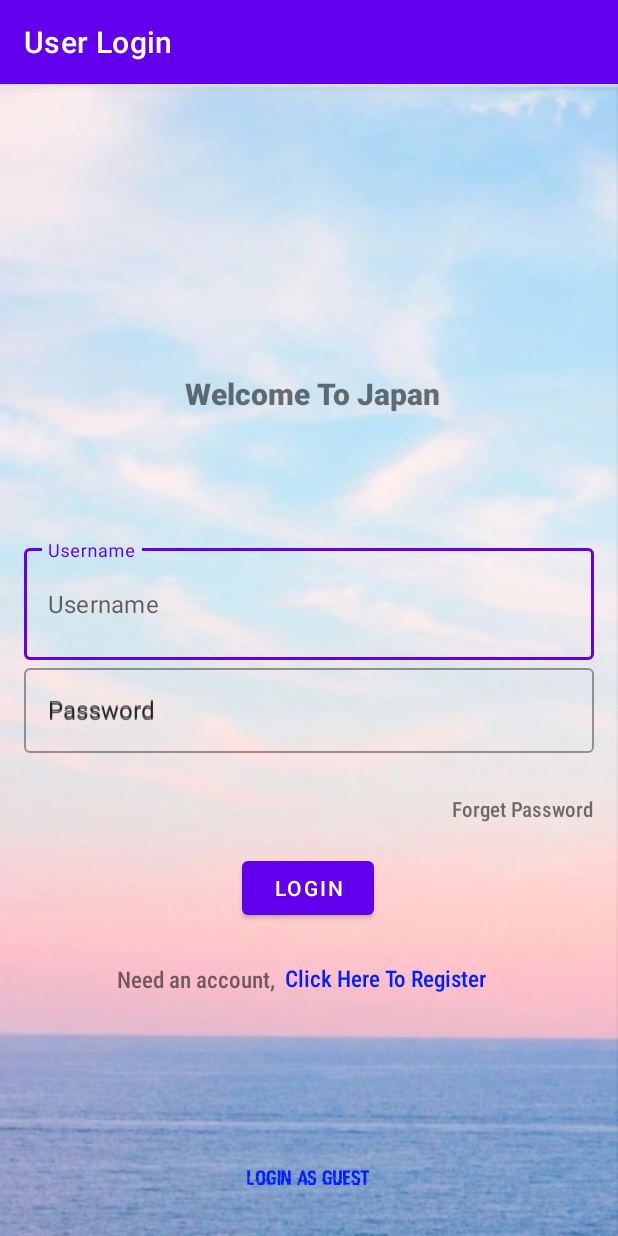
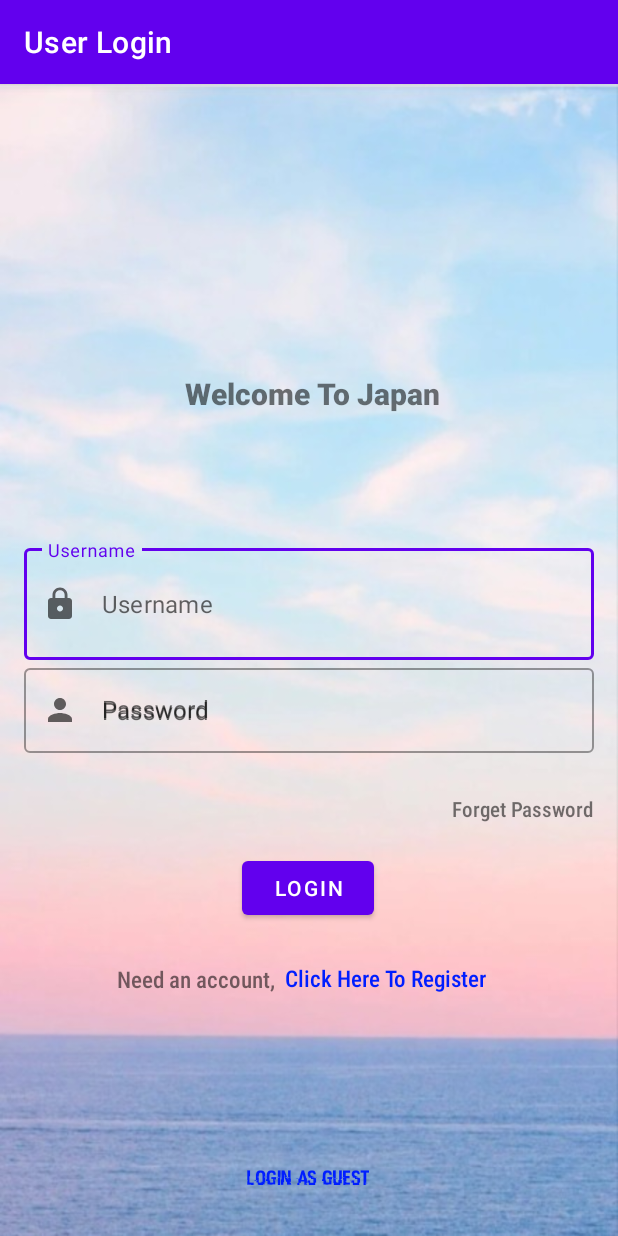
Before and after one commit to Windstrom5/nihonGO, an Android app: the screen it shows after launch (MainActivity), on a phone screen of 412 x 824 dp. Run offline under Robolectric (Android 15) with nearby library versions, the phone set to English and light mode, and no system bars.

Commit message:
ic lock @ person tampilan pada login

```diff
--- a/app/src/main/res/layout/activity_main.xml
+++ b/app/src/main/res/layout/activity_main.xml
@@ -105,7 +105,9 @@
             android:layout_width="match_parent"
             android:layout_height="80dp"
             android:hint="Username"
-            app:errorEnabled="true">
+            app:errorEnabled="true"
+            app:startIconDrawable="@drawable/ic_baseline_lock_24"
+            >
 
             <com.google.android.material.textfield.TextInputEditText
                 android:id="@+id/user"
@@ -120,7 +122,8 @@
             android:layout_width="match_parent"
             android:layout_height="80dp"
             android:hint="Password"
-            app:errorEnabled="true">
+            app:errorEnabled="true"
+            app:startIconDrawable="@drawable/ic_baseline_person_24">
 
             <com.google.android.material.textfield.TextInputEditText
                 android:id="@+id/pass"
```
